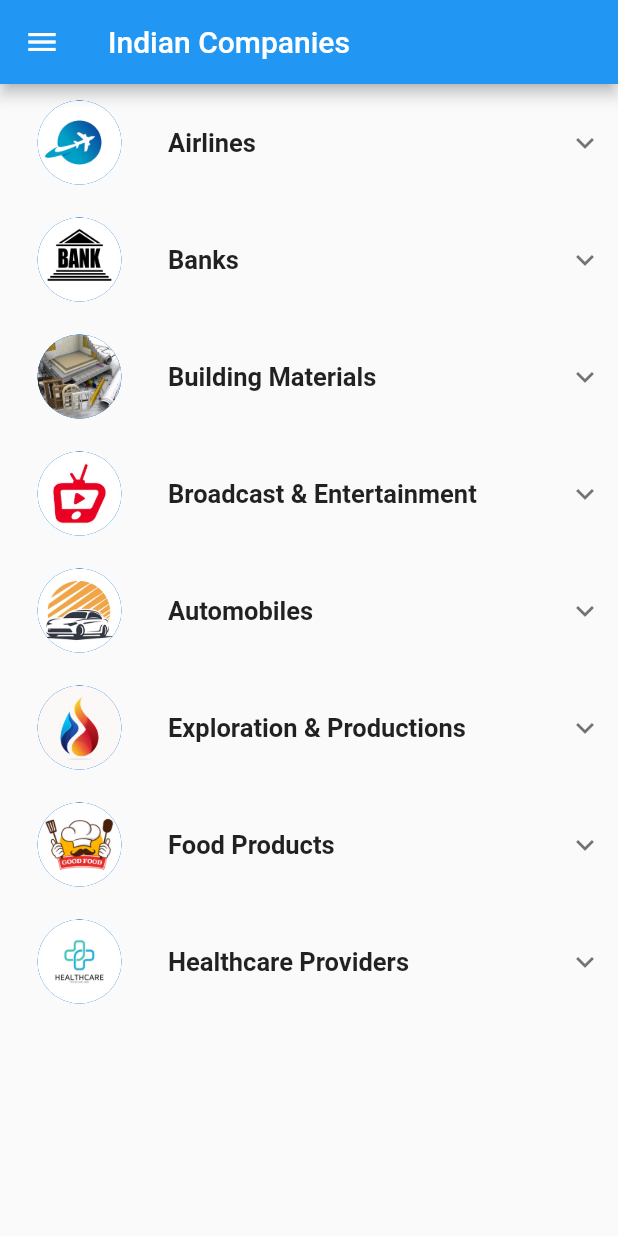
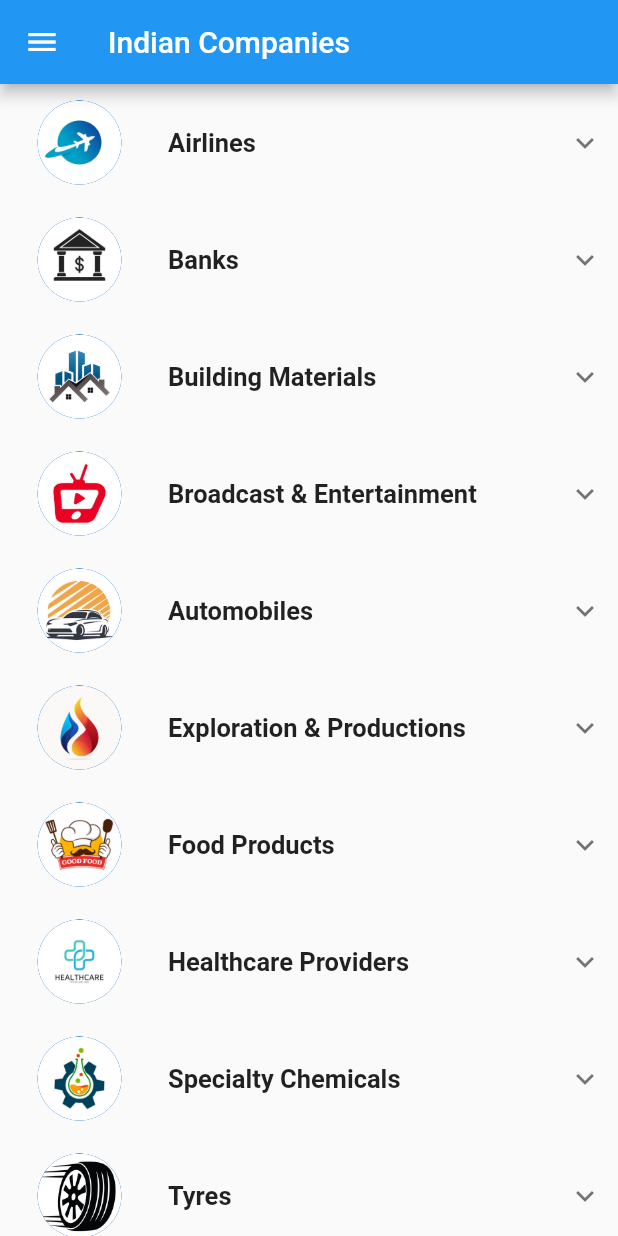
Before and after one commit to AdityaKanikdaley/FlutterPractice, a Flutter app: the screen it shows after launch, on a phone screen of 412 x 824 dp. Run offline on Flutter 3.47's test engine with Material 2 defaults, Android fonts, the phone set to English and light mode, and no system bars; our stand-ins replace charts_flutter, flushbar, flutter_icons, font_awesome_flutter, math_expressions.

Commit message:
shipbuilding: done specialty_chemicals: done tyres: done

```diff
--- /dev/null
+++ b/indian_companies/lib/categories/shipbuilding.dart
@@ -0,0 +1,17 @@
+import 'package:flutter/material.dart';
+import 'package:indian_companies/card.dart';
+
+Widget shipbuilding(BuildContext context){
+  return
+    Column(
+        children: <Widget>[
+          card(context,"assets/shipbuilding/abg shipyard.png", "ABG Shipyard", "Ship Engineering", "Ahmedabad", "1985","https://www.abgindia.com/"),
+          card(context,"assets/shipbuilding/cochin shipyard limited.png", "Cochin Shipyard Ltd.", "Ship building", "Kochi", "1972","https://cochinshipyard.com/"),
+          card(context,"assets/shipbuilding/Goa shipyard.png", "Goa Shipyard", "Ship building", "Goa", "1957","https://goashipyard.in/"),
+          card(context,"assets/shipbuilding/hindustan shipyard.webp", "Hindustan Shipyard", "Ship building", "Visakhapatnam", "1941","https://www.hslvizag.in/"),
+          card(context,"assets/shipbuilding/mazagon dock shipyard.png", "Mazagon Dock Shipbuilders", "Ship building", "Mumbai", "1934","https://mazagondock.in/"),
+          Text("Updating more companies soon.......",  style: TextStyle(fontWeight: FontWeight.bold, fontSize: 14),)
+        ]
+    );
+
+}
--- a/indian_companies/lib/categories/specialty_chemicals.dart
+++ b/indian_companies/lib/categories/specialty_chemicals.dart
@@ -0,0 +1,20 @@
+import 'package:flutter/material.dart';
+import 'package:indian_companies/card.dart';
+
+Widget s_Chemicals(BuildContext context){
+  return
+    Column(
+        children: <Widget>[
+          card(context,"assets/specialty_Chemicals/asian-paints-logo.png", "Asian Paints Ltd.", "Paints", "Mumbai", "1942","https://www.asianpaints.com/campaign/asian-paints-safe-painting-service/index-new-service.html?cid=PS_GA_DM_A&utm_source=Google_Search_Brand&utm_medium=cpc&utm_campaign=&utm_adgroup=Asian_Paints_New&utm_term=%2Basian%20%2Bpaint&utm_term=b-c&gclid=Cj0KCQiAhP2BBhDdARIsAJEzXlHhvWMpYw2zc-czf4s_ftHYn6Tc6HMnw9iYq5fW_J013QEcll4pcr8aAsxsEALw_wcB"),
+          card(context,"assets/specialty_Chemicals/coromandel_logo.png", "Coromandel International", "Fertilizers, pesticides", "Hydrabad", "1960","https://coromandel.biz/products.html"),
+          card(context,"assets/specialty_Chemicals/fertilisers & chemicals travancore limites(FACT).png", "FACT", "Fertilizers", "Kochi", "1943","http://fact.co.in/"),
+          card(context,"assets/specialty_Chemicals/mangalore chemicals & fertilisers.png", "Mangalore Chemicals", "Fertilizers", "Bengaluru", "1974","https://www.mangalorechemicals.com/"),
+          card(context,"assets/specialty_Chemicals/National_Fertilizers_Logo.svg.png", "National Fertilizers Ltd.", "Fertilizers", "Noida", "1974","https://www.nationalfertilizers.com/"),
+          card(context,"assets/specialty_Chemicals/pidilite industries.png", "Pidilite Industries", "Adhesives, chemicals", "Mumbai", "1959","https://www.pidilite.com/"),
+          card(context,"assets/specialty_Chemicals/rashtriya chemicals & fertilisers.png", "Rashtriya Chemicals", "Fertilizers", "Mumbai", "1978","https://www.rcfltd.com/"),
+          card(context,"assets/specialty_Chemicals/travancore titanium products.png", "Travancore Titanium", "Titamium dioxide", "Trivandrum", "1946","https://www.travancoretitanium.com/"),
+          Text("Updating more companies soon.......",  style: TextStyle(fontWeight: FontWeight.bold, fontSize: 14),)
+        ]
+    );
+
+}
--- /dev/null
+++ b/indian_companies/lib/categories/tyres.dart
@@ -0,0 +1,15 @@
+import 'package:flutter/material.dart';
+import 'package:indian_companies/card.dart';
+
+Widget tyres(BuildContext context){
+  return
+    Column(
+        children: <Widget>[
+          card(context,"assets/tires/Apollo_tyres_logo.svg.png", "Apollo Tyres", "Tyres, parts", "Gurugram", "1972","https://www.apollotyres.com/en-in/car-suv-van/tyre-finder/?ef_id=Cj0KCQiAhP2BBhDdARIsAJEzXlFMcsLOrnlwIRjJvIi-5CJTqsHE4yzAHM39-ISbEpW9kGpSJfycW-4aAlLtEALw_wcB:G:s&gclid=Cj0KCQiAhP2BBhDdARIsAJEzXlFMcsLOrnlwIRjJvIi-5CJTqsHE4yzAHM39-ISbEpW9kGpSJfycW-4aAlLtEALw_wcB"),
+          card(context,"assets/tires/ceat.png", "CEAT", "Tyres", "Mumbai", "1958","https://www.ceat.com/"),
+          card(context,"assets/tires/MRF.png", "MRF", "Tyres", "Chennai", "1946","https://www.mrftyres.com/"),
+          Text("Updating more companies soon.......",  style: TextStyle(fontWeight: FontWeight.bold, fontSize: 14),)
+        ]
+    );
+
+}
--- a/indian_companies/lib/main.dart
+++ b/indian_companies/lib/main.dart
@@ -9,6 +9,9 @@ import 'package:indian_companies/categories/buildingMaterials.dart';
 import 'package:indian_companies/categories/exploration_production.dart';
 import 'package:indian_companies/categories/food.dart';
 import 'package:indian_companies/categories/healthcare.dart';
+import 'package:indian_companies/categories/shipbuilding.dart';
+import 'package:indian_companies/categories/specialty_chemicals.dart';
+import 'package:indian_companies/categories/tyres.dart';
 import 'package:indian_companies/expansionTile.dart';
 import 'drawer.dart';
 
@@ -47,6 +50,9 @@ class MyApp extends StatelessWidget {
                     expansionTile("assets/headLogo/exploration.png", "Exploration & Productions", context, exploration),
                     expansionTile("assets/headLogo/food.jpg", "Food Products", context, food),
                     expansionTile("assets/headLogo/healthcare.jpg", "Healthcare Providers", context, healthCare),
+                    expansionTile("assets/headLogo/s_chemicals.jpg", "Specialty Chemicals", context, s_Chemicals),
+                    expansionTile("assets/headLogo/tyres.jpg", "Tyres", context, tyres),
+                    expansionTile("assets/headLogo/shipyard.jpg", "Shipbuilding", context, shipbuilding),
 
 
                 ],
--- a/indian_companies/pubspec.yaml
+++ b/indian_companies/pubspec.yaml
@@ -61,6 +61,9 @@ flutter:
      - assets/shipbuilding/
      - assets/specialty_Chemicals/
      - assets/headLogo/
+     - assets/tires/
+     - assets/shipbuilding/
+
   #   - images/a_dot_ham.jpeg
 
   # An image asset can refer to one or more resolution-specific "variants", see
```
Also changed, not shown: indian_companies/assets/headLogo/banks.jpg, indian_companies/assets/headLogo/buildingMaterials.jpg, indian_companies/assets/headLogo/s_chemicals.jpg (added), indian_companies/assets/headLogo/shipyard.jpg (added), indian_companies/assets/headLogo/tyres.jpg (added), indian_companies/lib/categories/tires.dart (deleted), 1 other file.
